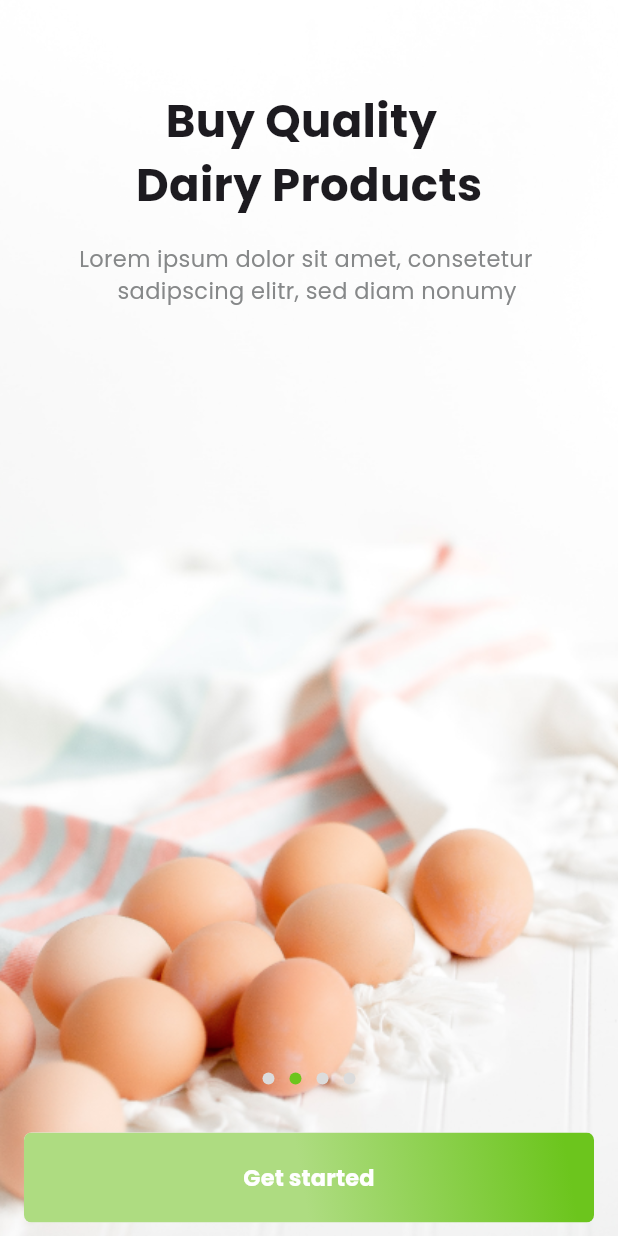
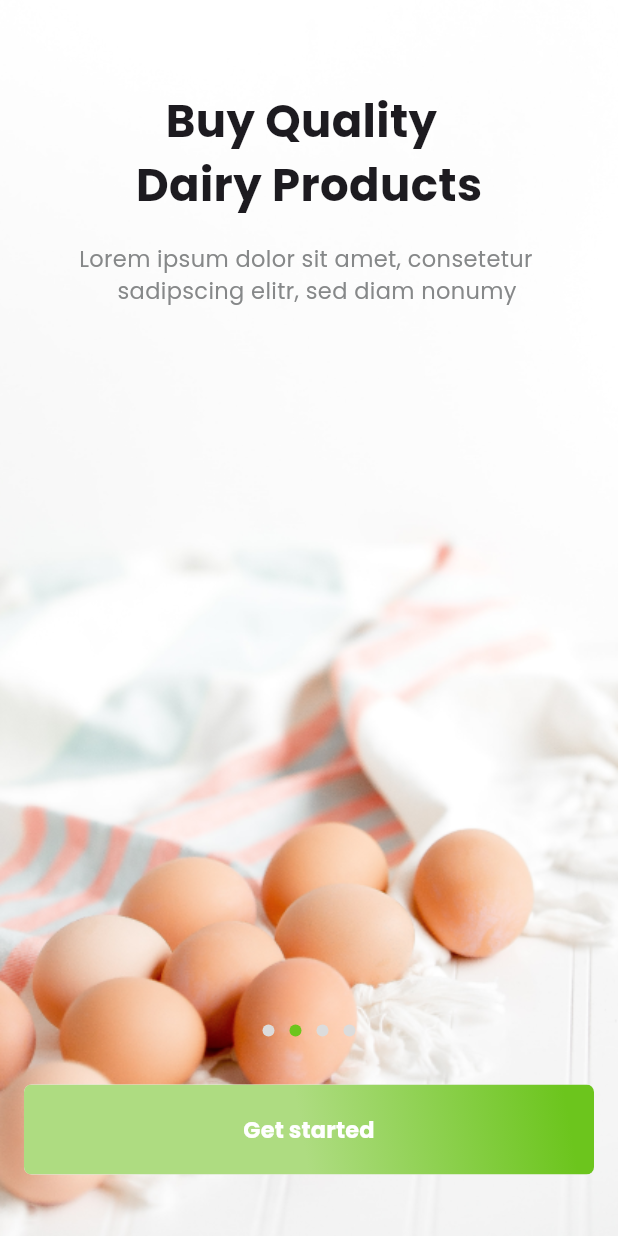
Before and after one commit to Alireza-Seif/Grocery-App, a Flutter app: the screen it shows after launch, after a tap on "Get started", on a phone screen of 412 x 824 dp. Run offline on Flutter 3.47's test engine with Material 3 defaults, Android fonts, the phone set to English and light mode, and no system bars.

Commit message:
fix: Adjust the spacing between widgets

```diff
--- a/lib/screens/splash/splash_1.dart
+++ b/lib/screens/splash/splash_1.dart
@@ -41,7 +41,7 @@ class _SplashScreen1State extends State<SplashScreen1> {
                   AppString.splashScreenText,
                   style: MyTextStyles.bodyText,
                 ),
-                const SizedBox(height: 511),
+                const SizedBox(height: 479),
                 RowIndicator(currentIndex: currentIndex),
                 const SizedBox(height: 32),
                 CustomElevatedButton(onPressedCallback: () {
--- a/lib/screens/splash/splash_2.dart
+++ b/lib/screens/splash/splash_2.dart
@@ -40,7 +40,7 @@ Dairy Products''',
                   AppString.splashScreenText,
                   style: MyTextStyles.bodyText,
                 ),
-                const SizedBox(height: 511),
+                const SizedBox(height: 479),
                 RowIndicator(currentIndex: currentIndex + 1),
                 const SizedBox(height: 32),
                 CustomElevatedButton(onPressedCallback: () {
--- a/lib/screens/splash/splash_3.dart
+++ b/lib/screens/splash/splash_3.dart
@@ -40,7 +40,7 @@ Quality Fruits''',
                   AppString.splashScreenText,
                   style: MyTextStyles.bodyText,
                 ),
-                const SizedBox(height: 511),
+                const SizedBox(height: 479),
                 RowIndicator(currentIndex: currentIndex + 2),
                 const SizedBox(height: 32),
                 CustomElevatedButton(onPressedCallback: () {
--- a/lib/screens/splash/splash_4.dart
+++ b/lib/screens/splash/splash_4.dart
@@ -40,7 +40,7 @@ On All Products''',
                   AppString.splashScreenText,
                   style: MyTextStyles.bodyText,
                 ),
-                const SizedBox(height: 511),
+                const SizedBox(height: 479),
                 RowIndicator(currentIndex: currentIndex + 3),
                 const SizedBox(height: 32),
                 CustomElevatedButton(onPressedCallback: () {
--- a/lib/widgets/row_indicator.dart
+++ b/lib/widgets/row_indicator.dart
@@ -4,7 +4,7 @@ import 'package:flutter/material.dart';
 class RowIndicator extends StatelessWidget {
   final int currentIndex;
 
-  RowIndicator({required this.currentIndex});
+  const RowIndicator({super.key, required this.currentIndex});
 
   @override
   Widget build(BuildContext context) {
```
